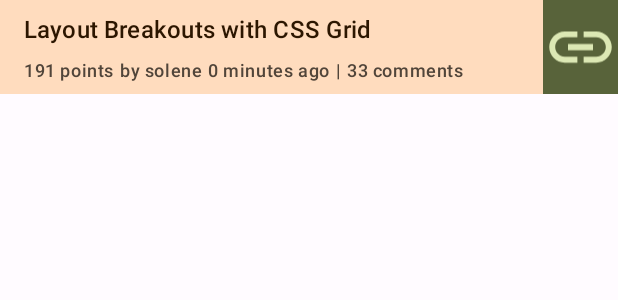
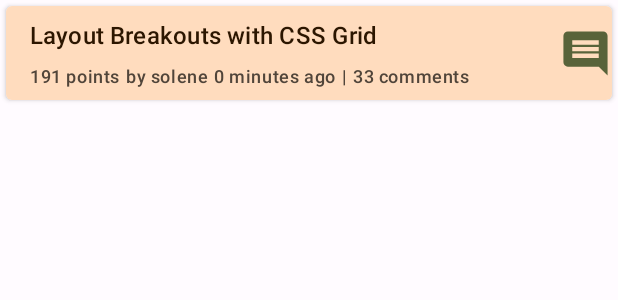
Before and after one commit to aeliusS/HackerNews, an Android app: the layout list_item_news.xml on its own in the app's theme, with its tools: preview values and no code run, on a phone screen of 412 x 824 dp. Shown: the top 300 px of the screen. Run offline under Robolectric (Android 15) with nearby library versions, the phone set to English and light mode, and no system bars; network calls fail.

Commit message:
updated news item recycler layout

```diff
--- a/app/build.gradle
+++ b/app/build.gradle
@@ -98,4 +98,7 @@ dependencies {
     implementation "androidx.lifecycle:lifecycle-viewmodel-ktx:$lifecycle_version"
     implementation "androidx.lifecycle:lifecycle-livedata-ktx:$lifecycle_version"
 
+    // card view
+    implementation "androidx.cardview:cardview:1.0.0"
+
 }
--- /dev/null
+++ b/app/src/main/res/drawable/ic_baseline_comment_35.xml
@@ -0,0 +1,5 @@
+<vector android:autoMirrored="true" android:height="35dp"
+    android:tint="#000000" android:viewportHeight="24"
+    android:viewportWidth="24" android:width="35dp" xmlns:android="http://schemas.android.com/apk/res/android">
+    <path android:fillColor="@android:color/white" android:pathData="M21.99,4c0,-1.1 -0.89,-2 -1.99,-2L4,2c-1.1,0 -2,0.9 -2,2v12c0,1.1 0.9,2 2,2h14l4,4 -0.01,-18zM18,14L6,14v-2h12v2zM18,11L6,11L6,9h12v2zM18,8L6,8L6,6h12v2z"/>
+</vector>
--- a/app/src/main/res/layout/list_item_news.xml
+++ b/app/src/main/res/layout/list_item_news.xml
@@ -13,6 +13,14 @@
             name="clickListener"
             type="com.example.android.hackernews.newslist.NewsClickListener" />
     </data>
+
+    <androidx.cardview.widget.CardView
+        android:layout_width="match_parent"
+        android:layout_height="wrap_content"
+        android:layout_marginStart="4dp"
+        android:layout_marginTop="4dp"
+        android:layout_marginEnd="4dp"
+        app:cardCornerRadius="4dp">
 
         <androidx.constraintlayout.widget.ConstraintLayout
             android:layout_width="match_parent"
@@ -107,15 +115,14 @@
             <ImageView
                 android:id="@+id/linkImage"
                 android:layout_width="wrap_content"
-            android:layout_height="0dp"
-            android:background="?attr/colorTertiary"
+                android:layout_height="wrap_content"
                 android:contentDescription="@string/link_image_description"
                 app:layout_constraintBottom_toBottomOf="parent"
                 app:layout_constraintEnd_toEndOf="parent"
                 app:layout_constraintTop_toTopOf="parent"
-            app:linkIcon="@{newsItem.url}"
-            app:srcCompat="@drawable/ic_baseline_link_50"
-            app:tint="?attr/colorTertiaryContainer" />
+                app:srcCompat="@drawable/ic_baseline_comment_35"
+                app:tint="?attr/colorTertiary" />
 
         </androidx.constraintlayout.widget.ConstraintLayout>
+    </androidx.cardview.widget.CardView>
 </layout>
--- a/app/src/main/res/values/strings.xml
+++ b/app/src/main/res/values/strings.xml
@@ -7,5 +7,6 @@
     <string name="filter_news">Filter News</string>
     <string name="content_description_filter_news">Filter the news</string>
     <string name="divider_text">|</string>
+    <string name="divider_bubble">•</string>
     <string name="link_image_description">Link to article or story</string>
 </resources>
```
Also changed, not shown: 1 other file. Lines whose indentation alone changed are shown as unchanged.
